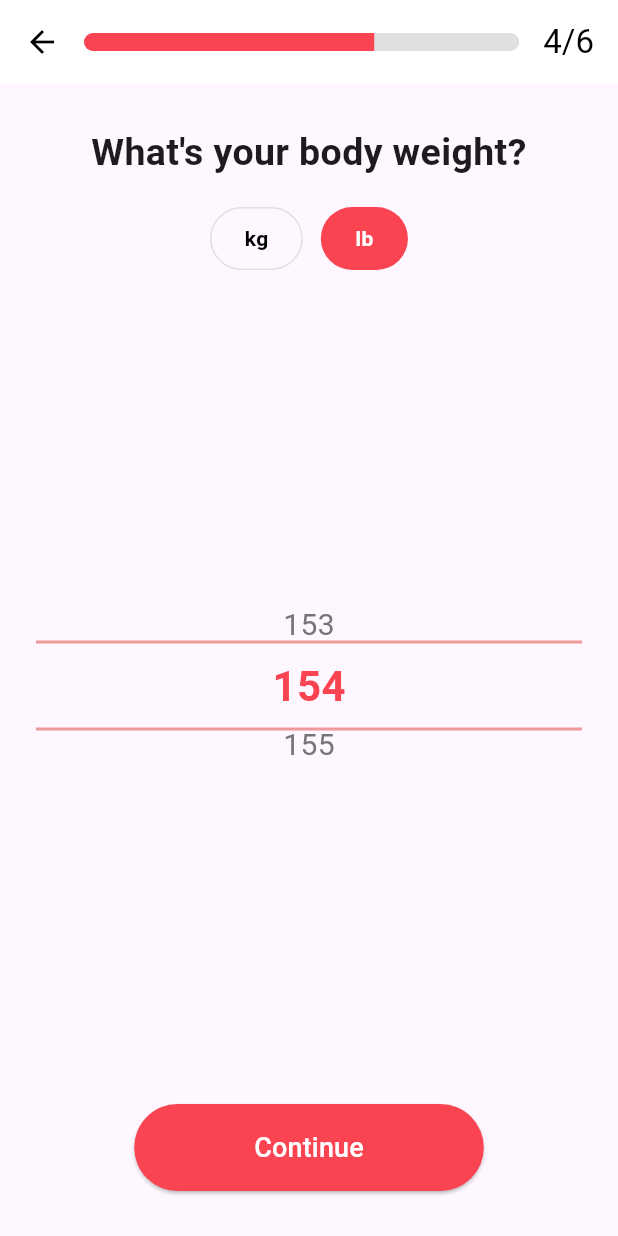
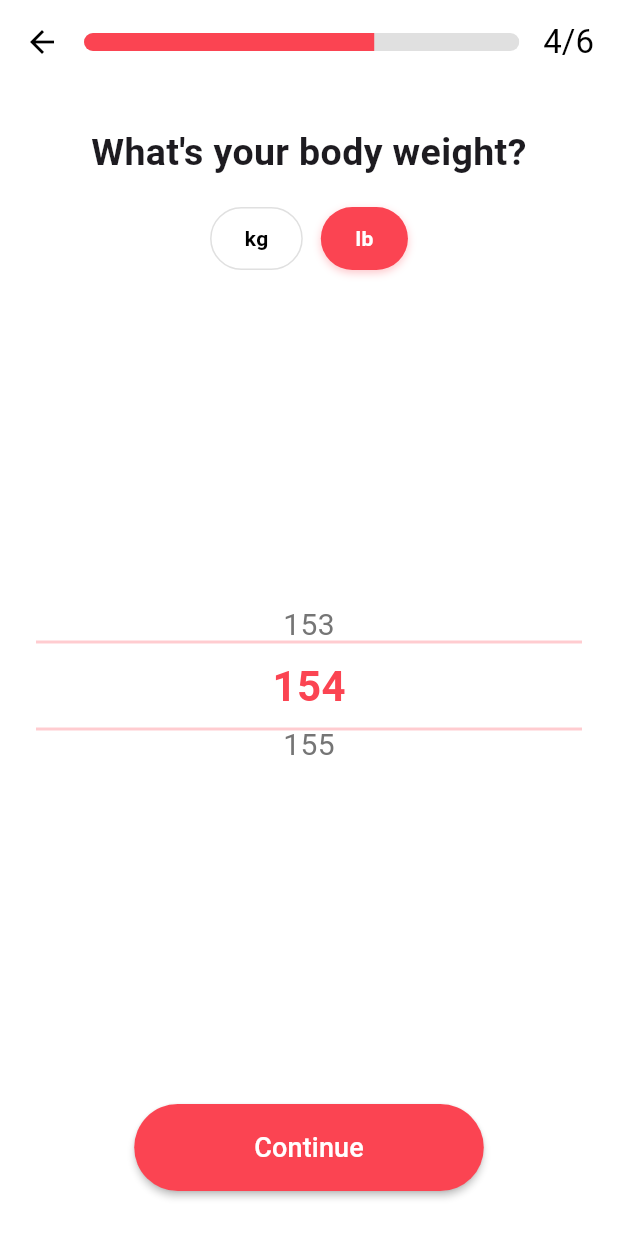
Before and after one commit to Karmoshaar/blood_sugar_app, a Flutter app: the WeightSetup screen opened directly, after a tap on "lb", on a phone screen of 412 x 824 dp. Run offline on Flutter 3.47's test engine with Material 3 defaults, Android fonts, the phone set to English and light mode, and no system bars; drawn by our look-alikes of numberpicker; our stand-ins replace dio, fl_chart, flutter_riverpod, flutter_time_picker_spinner, font_awesome_flutter, loading_animation_widget and 2 more; missing offline and left inert: dss_cupertino_date_picker.

Commit message:
improve for weight and date classes

```diff
--- a/lib/AccountSetup/date_setup.dart
+++ b/lib/AccountSetup/date_setup.dart
@@ -20,7 +20,7 @@ class _DateSetupState extends ConsumerState<DateSetup> {
   @override
   void initState() {
     super.initState();
-    WidgetsBinding.instance.addPersistentFrameCallback((_) {
+    WidgetsBinding.instance.addPostFrameCallback ((_) {
       final state = ref.read(userSetupProvider);
       if (state.birthDate != null) {
         setState(() {
--- a/lib/AccountSetup/weight_setup.dart
+++ b/lib/AccountSetup/weight_setup.dart
@@ -5,6 +5,7 @@ import 'package:flutter_riverpod/flutter_riverpod.dart';
 import 'package:blood_sugar_app_1/core/providers/user_setup_provider/userـsetupـnotifier.dart';
 import 'widgets/setup_progress_bar.dart';
 import 'package:blood_sugar_app_1/core/theme/app_colors.dart';
+
 class WeightSetup extends ConsumerStatefulWidget {
   const WeightSetup({super.key});
 
@@ -15,29 +16,70 @@ class WeightSetup extends ConsumerStatefulWidget {
 class _WeightSetupState extends ConsumerState<WeightSetup> {
   int _kg = 70;
   bool _isKg = true;
+  bool _initialized = false;
 
   static const double _kgToLbFactor = 2.20462262;
 
+  @override
+  void didChangeDependencies() {
+    super.didChangeDependencies();
+
+    // تنفيذ مرة واحدة فقط
+    if (!_initialized) {
+      _loadSavedData();
+      _initialized = true;
+    }
+  }
+
+  /// تحميل البيانات المحفوظة من Provider
+  void _loadSavedData() {
+    final state = ref.read(userSetupProvider);
+
+    if (state.weight != null && state.weight! > 0) {
+      setState(() {
+        _kg = state.weight!.toInt();
+      });
+    }
+  }
+
+  /// حساب القيمة المعروضة حسب الوحدة
   int get _displayValue => _isKg ? _kg : (_kg * _kgToLbFactor).round();
 
+  /// الحد الأدنى للقيمة حسب الوحدة
   int get _minValue => _isKg ? 30 : (30 * _kgToLbFactor).round();
 
+  /// الحد الأقصى للقيمة حسب الوحدة
   int get _maxValue => _isKg ? 200 : (200 * _kgToLbFactor).round();
 
+  /// معالج تغيير القيمة
   void _onValueChanged(int value) {
     setState(() {
       if (_isKg) {
         _kg = value;
       } else {
+        // تحويل من lb إلى kg
         _kg = (value / _kgToLbFactor).round();
+
+        // التحقق من النطاق
+        _kg = _kg.clamp(30, 200);
       }
     });
   }
 
+  /// حفظ البيانات والانتقال للصفحة التالية
+  void _saveAndContinue() {
+    ref.read(userSetupProvider.notifier).setWeight(_kg.toDouble());
+
+    Navigator.push(
+      context,
+      MaterialPageRoute(builder: (_) => const HeightSetup()),
+    );
+  }
+
   @override
   Widget build(BuildContext context) {
-    final userState = ref.watch(userSetupProvider);
     return Scaffold(
+      backgroundColor: AppColors.background,
       appBar: AppBar(
         titleSpacing: 0,
         backgroundColor: AppColors.background,
@@ -46,30 +88,72 @@ class _WeightSetupState extends ConsumerState<WeightSetup> {
           onPressed: () => Navigator.pop(context),
           icon: const Icon(Icons.arrow_back, color: AppColors.textPrimary),
         ),
-        title: SetupProgressBar(currentPage: 4),
+        title: const SetupProgressBar(currentPage: 4),
       ),
       body: Padding(
         padding: const EdgeInsets.symmetric(horizontal: 24),
         child: Column(
           children: [
             const SizedBox(height: 28),
-            const Text(
+            _buildTitle(),
+            const SizedBox(height: 18),
+            _buildUnitSelector(),
+            const SizedBox(height: 18),
+            _buildWeightPicker(),
+            const SizedBox(height: 20),
+            _buildContinueButton(),
+            const SizedBox(height: 30),
+          ],
+        ),
+      ),
+    );
+  }
+
+  /// بناء العنوان
+  Widget _buildTitle() {
+    return const Text(
       "What's your body weight?",
       style: TextStyle(fontSize: 25, fontWeight: FontWeight.bold),
       textAlign: TextAlign.center,
-            ),
-            const SizedBox(height: 18),
-            Row(
+    );
+  }
+
+  /// بناء محدد الوحدة
+  Widget _buildUnitSelector() {
+    return Row(
       mainAxisAlignment: MainAxisAlignment.center,
       children: [
-                _unitButton('kg', _isKg, () => setState(() => _isKg = true)),
+        _unitButton(
+          'kg',
+          _isKg,
+              () => setState(() => _isKg = true),
+        ),
         const SizedBox(width: 12),
-                _unitButton('lb', !_isKg, () => setState(() => _isKg = false)),
+        _unitButton(
+          'lb',
+          !_isKg,
+              () => setState(() => _isKg = false),
+        ),
       ],
+    );
+  }
+
+  /// بناء Number Picker
+  Widget _buildWeightPicker() {
+    return Expanded(
+      child: AnimatedSwitcher(
+        duration: const Duration(milliseconds: 300),
+        transitionBuilder: (Widget child, Animation<double> animation) {
+          return FadeTransition(
+            opacity: animation,
+            child: ScaleTransition(
+              scale: Tween<double>(begin: 0.95, end: 1.0).animate(animation),
+              child: child,
             ),
-            const SizedBox(height: 18),
-            Expanded(
+          );
+        },
         child: Stack(
+          key: ValueKey(_isKg),
           alignment: Alignment.center,
           children: [
             Center(
@@ -91,38 +175,40 @@ class _WeightSetupState extends ConsumerState<WeightSetup> {
                 onChanged: _onValueChanged,
               ),
             ),
-                  IgnorePointer(
+            _buildSelectionIndicator(),
+          ],
+        ),
+      ),
+    );
+  }
+
+  /// بناء مؤشر التحديد
+  Widget _buildSelectionIndicator() {
+    return IgnorePointer(
       child: Center(
         child: Container(
           height: 60,
           decoration: BoxDecoration(
             border: Border(
               top: BorderSide(
-                              color: Colors.red.shade200,
+                color: AppColors.primaryLight.withOpacity(0.5),
                 width: 2,
               ),
               bottom: BorderSide(
-                              color: Colors.red.shade200,
+                color: AppColors.primaryLight.withOpacity(0.5),
                 width: 2,
               ),
             ),
           ),
         ),
       ),
-                  ),
-                ],
-              ),
-            ),
-            const SizedBox(height: 20),
-            ElevatedButton(
-              onPressed: () {
-                ref.read(userSetupProvider.notifier).setWeight(_kg.toDouble());
-                print('تم حفظ الوزن:$_kg kg');
-                Navigator.push(
-                  context,
-                  MaterialPageRoute(builder: (_) => const HeightSetup()),
     );
-              },
+  }
+
+  /// بناء زر المتابعة
+  Widget _buildContinueButton() {
+    return ElevatedButton(
+      onPressed: _saveAndContinue,
       style: ElevatedButton.styleFrom(
         backgroundColor: AppColors.primary,
         padding: const EdgeInsets.symmetric(
@@ -132,38 +218,43 @@ class _WeightSetupState extends ConsumerState<WeightSetup> {
         shape: RoundedRectangleBorder(
           borderRadius: BorderRadius.circular(32),
         ),
+        elevation: 2,
       ),
       child: const Text(
         "Continue",
         style: TextStyle(color: AppColors.textWhite, fontSize: 18),
       ),
-            ),
-            const SizedBox(height: 30),
-          ],
-        ),
-      ),
     );
   }
 
+  /// بناء زر الوحدة
   Widget _unitButton(String label, bool active, VoidCallback onTap) {
     return GestureDetector(
       onTap: onTap,
       child: AnimatedContainer(
         duration: const Duration(milliseconds: 200),
+        curve: Curves.easeInOut,
         padding: const EdgeInsets.symmetric(horizontal: 22, vertical: 10),
         decoration: BoxDecoration(
-          color: active
-              ? AppColors.primary
-              : Colors.transparent,
+          color: active ? AppColors.primary : Colors.transparent,
           border: Border.all(
             color: active ? Colors.transparent : AppColors.border,
           ),
           borderRadius: BorderRadius.circular(30),
+          boxShadow: active
+              ? [
+            BoxShadow(
+              color: AppColors.primaryShadow,
+              offset: const Offset(0, 2),
+              blurRadius: 4,
+            ),
+          ]
+              : [],
         ),
         child: Text(
           label,
           style: TextStyle(
-            color: active ? Colors.white : AppColors.textPrimary,
+            color: active ? AppColors.textWhite : AppColors.textPrimary,
             fontWeight: FontWeight.bold,
           ),
         ),
--- a/lib/core/providers/user_setup_provider/userـsetupـnotifier.dart
+++ b/lib/core/providers/user_setup_provider/userـsetupـnotifier.dart
@@ -60,7 +60,7 @@ class UserSetupNotifier extends Notifier<UserSetupState> {
       reminderTime: state.reminderTime,
     );
 
-    // await _apiService.createUser(user);
+   // await _apiService.createUser(user);
 
     state = const UserSetupState();
   }
--- a/lib/flutter_riverpod/flutter_riverpod.dart
+++ /dev/null
@@ -1 +0,0 @@
-// TODO Implement this library.
```
Lines whose indentation alone changed are shown as unchanged.
